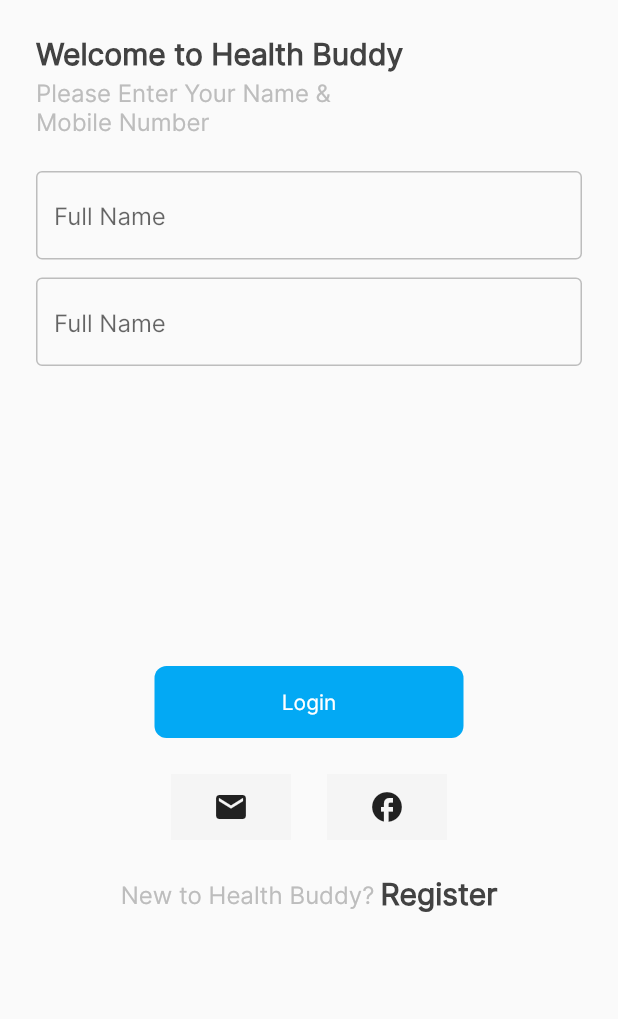
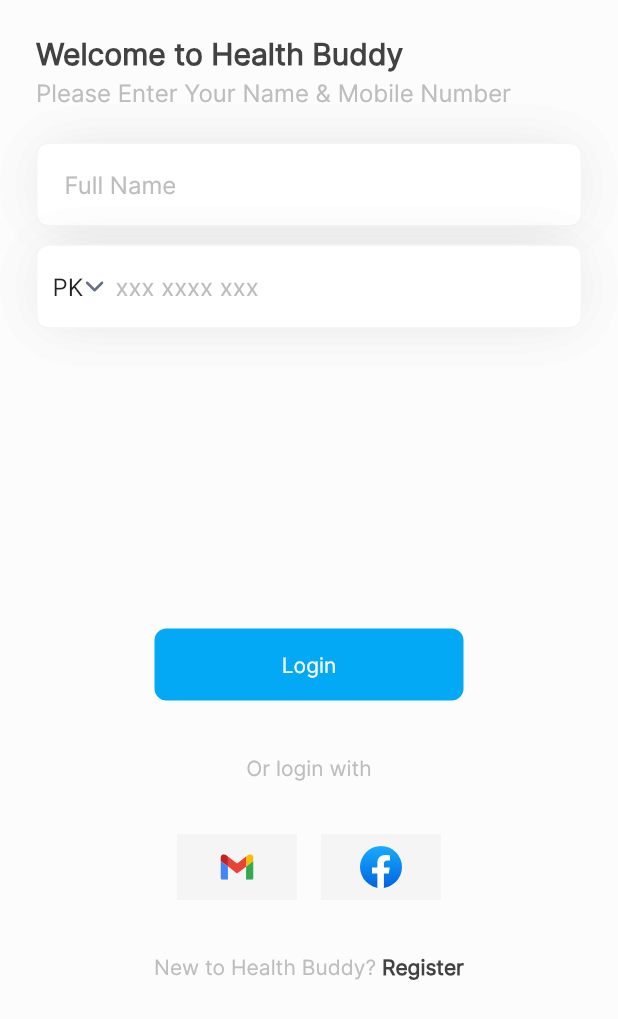
Before and after one commit to crazycoder534/health_buddy, a Flutter app: the LoginVU screen opened directly, on a phone screen of 412 x 824 dp. Shown: the top 1019 px of the screen. Run offline on Flutter 3.47's test engine with Material 2 defaults, Android fonts, the phone set to English and light mode, and no system bars; our stand-ins replace carousel_slider, flutter_svg, smooth_page_indicator, stacked.

Commit message:
updated colors and widgets and now going to merge salman's branch

```diff
--- a/lib/health buddy/home/bottom_summery_cell_vu.dart
+++ b/lib/health buddy/home/bottom_summery_cell_vu.dart
@@ -1,4 +1,5 @@
 import 'package:flutter/material.dart';
+import 'package:health_buddy/health%20buddy/utils/chi_router.dart';
 import '../utils/widgets.dart';
 import 'appointments/appointments_vu.dart';
 
@@ -13,10 +14,7 @@
         children: [
           chiContainer(
             onPressOne: () {
-              Navigator.push(
-                  context,
-                  MaterialPageRoute(
-                      builder: (context) => const AppointmentVU()));
+              CHIRouter.push(context, const AppointmentVU());
             },
             onPressTwo: () {},
             isBigBox: true,
--- a/lib/health buddy/login/login_vm.dart
+++ b/lib/health buddy/login/login_vm.dart
@@ -1,3 +1,9 @@
 import 'package:stacked/stacked.dart';
 
-class LoginVM extends BaseViewModel {}
+class LoginVM extends BaseViewModel {
+  String val = 'PK';
+  onMenuChanged(String? newVal) {
+    val = newVal!;
+    notifyListeners();
+  }
+}
--- a/lib/health buddy/login/login_vu.dart
+++ b/lib/health buddy/login/login_vu.dart
@@ -1,4 +1,7 @@
 import 'package:flutter/material.dart';
+import 'package:health_buddy/health%20buddy/home/home_vu.dart';
+import 'package:health_buddy/health%20buddy/register/register_name_vu.dart';
+import 'package:health_buddy/health%20buddy/utils/chi_router.dart';
 import 'package:health_buddy/health%20buddy/utils/constants.dart';
 import 'package:health_buddy/health%20buddy/utils/widgets.dart';
 import 'package:stacked/stacked.dart';
@@ -19,69 +22,60 @@
             crossAxisAlignment: CrossAxisAlignment.start,
             children: [
               Text('Welcome to Health Buddy', style: titleTextStyle),
-              const SizedBox(
-                height: 4,
-              ),
-              SizedBox(
-                width: 250,
-                child: Text('Please Enter Your Name & Mobile Number',
-                    style: subTitleTextStyle),
-              ),
-              const SizedBox(
-                height: 24,
-              ),
-              TextField(
-                decoration: InputDecoration(
-                    hintText: 'Full Name',
-                    enabledBorder: chiOutlineBorder,
-                    focusedBorder: chiOutlineBorder),
-              ),
-              const SizedBox(
-                height: 12,
-              ),
-              TextField(
-                style: const TextStyle(color: Colors.black),
-                decoration: InputDecoration(
-                    hintText: 'Full Name',
-                    enabledBorder: OutlineInputBorder(
-                        borderSide: BorderSide(color: Colors.grey[400]!)),
-                    focusedBorder: OutlineInputBorder(
-                        borderSide: BorderSide(color: Colors.grey[800]!))),
+              const SizedBox(height: 4),
+              Text('Please Enter Your Name & Mobile Number',
+                  style: subTitleTextStyle),
+              const SizedBox(height: 24),
+              const CHITextField(hintText: 'Full Name'),
+              const SizedBox(height: 12),
+              CHITextField(
+                hintText: 'xxx xxxx xxx',
+                items: items,
+                value: viewModel.val,
+                onChanged: viewModel.onMenuChanged,
               ),
               const SizedBox(
                 height: 200,
               ),
               Align(
                   alignment: Alignment.center,
-                  child: CHIButton(onTap: () {}, btnLabel: 'Login')),
-              const SizedBox(height: 24),
+                  child: CHIButton(
+                      onTap: () =>
+                          CHIRouter.pushReplacement(context, const HomeVU()),
+                      btnLabel: 'Login')),
+              const SizedBox(height: 36),
+              Align(
+                alignment: Alignment.center,
+                child: Text('Or login with',
+                    style: btnTextStyle.copyWith(fontSize: 14, color: grey400)),
+              ),
+              const SizedBox(height: 36),
+              Row(
+                mainAxisAlignment: MainAxisAlignment.center,
+                children: const [
+                  SocialButton(icon: 'assets/icons/gmail.svg'),
+                  SizedBox(width: 16), // Icons will be changed
+                  SocialButton(icon: 'assets/icons/facebook.svg'),
+                ],
+              ),
+              const SizedBox(height: 36),
               Row(
                 mainAxisAlignment: MainAxisAlignment.center,
                 children: [
-                  Container(
-                    width: 80,
-                    height: 44,
-                    color: grey100,
-                    child: const Icon(Icons.email),
-                  ),
-                  const SizedBox(width: 24),
-                  Container(
-                    width: 80,
-                    height: 44,
-                    color: grey100,
-                    child: const Icon(Icons.facebook),
-                  )
-                ],
-              ),
-              const SizedBox(height: 24),
-              Row(
-                mainAxisAlignment: MainAxisAlignment.center,
-                children: [
-                  Text('New to Health Buddy?', style: subTitleTextStyle),
+                  Text('New to Health Buddy?',
+                      style: btnTextStyle.copyWith(
+                          color: grey400, fontWeight: FontWeight.w400)),
                   const SizedBox(
                     width: 4,
                   ),
-                  Text('Register', style: titleTextStyle),
+                  GestureDetector(
+                    onTap: () {
+                      CHIRouter.push(context, const RegisterNameVU());
+                    },
+                    child: Text('Register',
+                        style: btnTextStyle.copyWith(
+                            color: grey800, fontWeight: FontWeight.w700)),
+                  ),
                 ],
               )
             ],
--- a/lib/health buddy/register/register_name_vu.dart
+++ b/lib/health buddy/register/register_name_vu.dart
@@ -34,8 +34,7 @@
               const SizedBox(
                 height: 24,
               ),
-              const CHITextField(
-                  hintText: 'Enter Full Name', isForPhone: false),
+              const CHITextField(hintText: 'Enter Full Name'),
               const Spacer(),
               Align(
                 alignment: Alignment.center,
--- a/lib/health buddy/utils/constants.dart
+++ b/lib/health buddy/utils/constants.dart
@@ -4,20 +4,49 @@
 Color blue500 = Colors.lightBlue[500]!;
 Color blue100 = Colors.lightBlue[100]!;
 Color grey100 = Colors.grey[100]!;
+Color grey400 = Colors.grey[400]!;
+Color grey800 = Colors.grey[800]!;
 Color whiteColor = Colors.white;
+Color appBgColor = const Color(0xfffcfcfd);
+Color cardColor = Colors.white;
+Color cardBorderColor = grey100;
 
 //TEXT STYLES
-TextStyle titleTextStyle = TextStyle(
-    color: Colors.grey[800]!, fontSize: 20, fontWeight: FontWeight.w700);
-TextStyle subTitleTextStyle = TextStyle(
-    color: Colors.grey[400], fontSize: 16, fontWeight: FontWeight.w400);
-TextStyle btnTextStyle = const TextStyle(
-    color: Colors.white, fontSize: 14, fontWeight: FontWeight.w500);
-TextStyle smallTextStyle = TextStyle(
-    color: Colors.grey[400], fontSize: 12, fontWeight: FontWeight.w400);
-TextStyle prefixStyle = TextStyle(
-    color: Colors.grey[900]!, fontSize: 16, fontWeight: FontWeight.w400);
+TextStyle titleTextStyle =
+    TextStyle(color: grey800, fontSize: 20, fontWeight: FontWeight.w700);
+TextStyle subTitleTextStyle =
+    TextStyle(color: grey400, fontSize: 16, fontWeight: FontWeight.w400);
+TextStyle btnTextStyle =
+    TextStyle(color: whiteColor, fontSize: 14, fontWeight: FontWeight.w500);
+TextStyle smallTextStyle =
+    TextStyle(color: grey400, fontSize: 12, fontWeight: FontWeight.w400);
+TextStyle prefixStyle =
+    TextStyle(color: grey800, fontSize: 16, fontWeight: FontWeight.w400);
 
 // BORDERS
 OutlineInputBorder chiOutlineBorder =
     OutlineInputBorder(borderSide: BorderSide(color: Colors.grey[400]!));
+
+// Shadow
+List<BoxShadow> cardShadow = [
+  BoxShadow(
+    offset: const Offset(0, 0),
+    blurRadius: 31,
+    spreadRadius: -10,
+    color: Colors.black.withOpacity(0.06),
+  ),
+  BoxShadow(
+    offset: const Offset(0, 0),
+    blurRadius: 31,
+    spreadRadius: -10,
+    color: Colors.black.withOpacity(0.06),
+  ),
+];
+
+List<String> items = ['Uk', 'US', 'PK'];
+
+//THEME
+ThemeData CHITheme = ThemeData(
+  scaffoldBackgroundColor: appBgColor,
+  fontFamily: 'Inter',
+);
--- a/lib/health buddy/utils/widgets.dart
+++ b/lib/health buddy/utils/widgets.dart
@@ -1,6 +1,7 @@
 import 'package:flutter/material.dart';
-import 'package:health_buddy/health%20buddy/utils/constants.dart';
-import 'package:svg_icon/svg_icon.dart';
+import 'package:flutter_svg/flutter_svg.dart';
+
+import 'constants.dart';
 
 class CHIButton extends StatelessWidget {
   final VoidCallback onTap;
@@ -50,7 +51,7 @@
           color: blue500,
           borderRadius: BorderRadius.circular(4),
         ),
-        child: SvgIcon(
+        child: SvgPicture.asset(
           leftAngle ? 'assets/icons/back.svg' : 'assets/icons/next.svg',
           color: whiteColor,
         ),
@@ -60,7 +61,6 @@
 }
 
 class CHITextField extends StatelessWidget {
-  final bool isForPhone;
   final List<String>? items;
   final void Function(String?)? onChanged;
   final String value;
@@ -70,7 +70,6 @@
       this.items,
       this.onChanged,
       this.value = 'PK',
-      this.isForPhone = true,
       required this.hintText})
       : super(key: key);
 
@@ -81,8 +80,8 @@
       padding: const EdgeInsets.symmetric(horizontal: 10),
       height: 56,
       decoration: BoxDecoration(
-          color: Theme.of(context).scaffoldBackgroundColor,
-          border: Border.all(color: grey100, width: 1),
+          color: cardColor,
+          border: Border.all(color: grey100, width: 1.0),
           borderRadius: BorderRadius.circular(8),
           boxShadow: [
             BoxShadow(
@@ -100,20 +99,18 @@
           ]),
       child: Row(
         children: [
-          isForPhone
+          items != null
               ? DropdownButton(
                   underline: const SizedBox.shrink(),
-                  icon: const SvgIcon('assets/icons/arrow_down.svg'),
+                  icon: SvgPicture.asset('assets/icons/arrow_down.svg'),
                   iconSize: 8,
                   value: value,
-                  items: items != null
-                      ? items!.map((String item) {
-                          return DropdownMenuItem(
-                            value: item,
-                            child: Text(item),
-                          );
-                        }).toList()
-                      : null,
+                  items: items!.map((String item) {
+                    return DropdownMenuItem(
+                      value: item,
+                      child: Text(item),
+                    );
+                  }).toList(),
                   onChanged: onChanged,
                 )
               : const SizedBox.shrink(),
@@ -121,7 +118,7 @@
             child: TextField(
               style: subTitleTextStyle,
               keyboardType:
-                  isForPhone ? TextInputType.phone : TextInputType.name,
+                  items != null ? TextInputType.phone : TextInputType.name,
               decoration: InputDecoration(
                 border: InputBorder.none,
                 contentPadding: const EdgeInsets.only(left: 8),
@@ -174,7 +171,7 @@
             ),
           ],
         ),
-        SvgIcon(
+        SvgPicture.asset(
           imageUrl,
           width: 82,
           height: 82,
@@ -256,14 +253,10 @@
     children: [
       Text(
         title,
-        style: const TextStyle(
-          fontSize: 16,
-          fontWeight: FontWeight.w400,
-          color: Color(0xff1D2939),
-        ),
+        style: titleTextStyle,
       ),
       const SizedBox(height: 8.0),
-      SvgIcon(
+      SvgPicture.asset(
         imageUrl,
         width: width,
       ),
@@ -319,7 +312,7 @@
     mainAxisAlignment: MainAxisAlignment.spaceBetween,
     crossAxisAlignment: CrossAxisAlignment.center,
     children: [
-      SvgIcon(
+      SvgPicture.asset(
         imageUrl,
       ),
       const SizedBox(
@@ -441,3 +434,23 @@
     );
   }
 }
+
+class SocialButton extends StatelessWidget {
+  final VoidCallback? onTap;
+  final String icon;
+  const SocialButton({Key? key, this.onTap, required this.icon})
+      : super(key: key);
+
+  @override
+  Widget build(BuildContext context) {
+    return GestureDetector(
+      onTap: onTap,
+      child: Container(
+        width: 80,
+        height: 44,
+        color: grey100,
+        child: SvgPicture.asset(icon, fit: BoxFit.scaleDown),
+      ),
+    );
+  }
+}
--- a/lib/main.dart
+++ b/lib/main.dart
@@ -1,6 +1,7 @@
 import 'package:flutter/material.dart';
 
 import 'health buddy/register/register_name_vu.dart';
+import 'health buddy/utils/constants.dart';
 
 void main() {
   runApp(const MyApp());
@@ -12,7 +13,7 @@
   @override
   Widget build(BuildContext context) {
     return MaterialApp(
-      theme: ThemeData(fontFamily: 'Inter'),
+      theme: CHITheme,
       home: const RegisterNameVU(),
     );
   }
--- a/pubspec.yaml
+++ b/pubspec.yaml
@@ -35,9 +35,9 @@
   # Use with the CupertinoIcons class for iOS style icons.
   cupertino_icons: ^1.0.2
   stacked: ^2.3.15
-  svg_icon: ^0.0.1
   smooth_page_indicator: ^1.0.0+2
   carousel_slider: ^4.1.1
+  flutter_svg: ^1.1.1+1
 
 dev_dependencies:
   flutter_test:
```
Also changed, not shown: lib/health buddy/home/header_cell_vu.dart (+7 -12 lines), lib/health buddy/register/register verification/register_verification_code_vu.dart (+7 -3 lines), lib/health buddy/register/register_number_vu.dart (+8 -3 lines), assets/icons/facebook.svg (added), assets/icons/gmail.svg (added), pubspec.lock.
